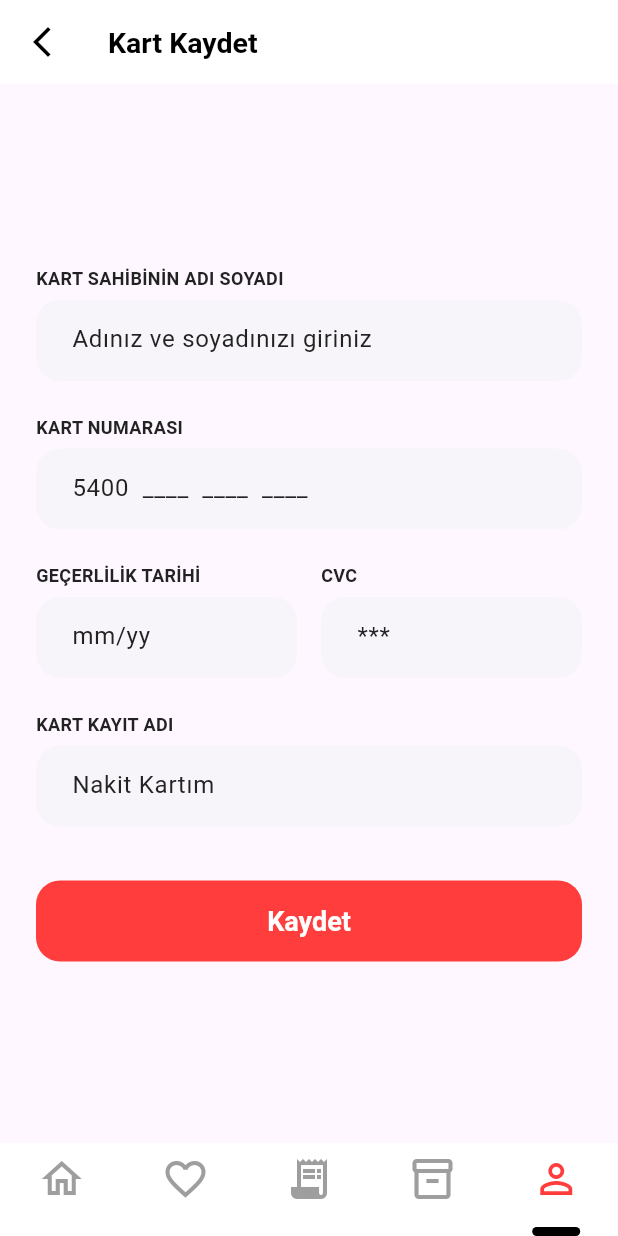
After one commit to iremsu-erdemir/E-Kantin_3, a Flutter app: the KartEklePage screen opened directly, on a phone screen of 412 x 824 dp. The commit adds this screen. Run offline on Flutter 3.47's test engine with Material 3 defaults, Android fonts, the phone set to English and light mode, and no system bars; our stand-ins replace shared_preferences; accounts and stored records are empty; Roboto replaces fonts that are missing (Poppins).

Commit message:
Kart ekleme özelliği getirildi

```diff
--- a/lib/models/user_card.dart
+++ b/lib/models/user_card.dart
@@ -4,12 +4,14 @@ class UserCard {
   final String cardNumber; // Tam numara, sadece son 4 hane UI'de gösterilecek
   final String expiryDate; // MM/YY
   final String? cvc; // CVC sadece modelde, UI'da gösterilmez
+  final String? cardName; // Kart kayıt adı
 
   UserCard({
     required this.cardHolder,
     required this.cardNumber,
     required this.expiryDate,
     this.cvc,
+    this.cardName,
   });
 
   /// Son 4 haneyi döndürür (güvenlik için)
@@ -22,6 +24,7 @@ class UserCard {
     'cardNumber': cardNumber,
     'expiryDate': expiryDate,
     if (cvc != null) 'cvc': cvc,
+    if (cardName != null) 'cardName': cardName,
   };
 
   /// JSON'dan nesne oluştur
@@ -30,6 +33,7 @@ class UserCard {
     cardNumber: json['cardNumber'],
     expiryDate: json['expiryDate'],
     cvc: json['cvc'],
+    cardName: json['cardName'],
   );
 
   @override
@@ -39,9 +43,13 @@ class UserCard {
           runtimeType == other.runtimeType &&
           cardHolder == other.cardHolder &&
           cardNumber == other.cardNumber &&
-          expiryDate == other.expiryDate;
+          expiryDate == other.expiryDate &&
+          cardName == other.cardName;
 
   @override
   int get hashCode =>
-      cardHolder.hashCode ^ cardNumber.hashCode ^ expiryDate.hashCode;
+      cardHolder.hashCode ^
+      cardNumber.hashCode ^
+      expiryDate.hashCode ^
+      (cardName?.hashCode ?? 0);
 }
--- a/lib/screens/card_list_page.dart
+++ b/lib/screens/card_list_page.dart
@@ -2,6 +2,7 @@ import 'package:flutter/material.dart';
 import '../components/ek_bottom_nav_bar.dart';
 import '../models/user_card.dart';
 import '../services/user_card_service.dart';
+import 'karte_ekle_page.dart';
 
 class OdemeKartiYonetimPage extends StatefulWidget {
   const OdemeKartiYonetimPage({Key? key}) : super(key: key);
@@ -340,7 +341,16 @@ class _OdemeKartiYonetimPageState extends State<OdemeKartiYonetimPage> {
                       if (!isEditing) ...[
                         Expanded(
                           child: ElevatedButton.icon(
-                            onPressed: () {},
+                            onPressed: () async {
+                              final result = await Navigator.of(context).push(
+                                MaterialPageRoute(
+                                  builder: (context) => KartEklePage(),
+                                ),
+                              );
+                              if (result == true) {
+                                await _loadUserCards();
+                              }
+                            },
                             icon: const Icon(Icons.add, size: 20),
                             label: const Text('Kart Ekle'),
                             style: ElevatedButton.styleFrom(
--- /dev/null
+++ b/lib/screens/karte_ekle_page.dart
@@ -0,0 +1,284 @@
+import 'package:flutter/material.dart';
+import '../models/user_card.dart';
+import '../services/user_card_service.dart';
+import '../components/ek_bottom_nav_bar.dart';
+
+class KartEklePage extends StatefulWidget {
+  @override
+  State<KartEklePage> createState() => _KartEklePageState();
+}
+
+class _KartEklePageState extends State<KartEklePage> {
+  final _formKey = GlobalKey<FormState>();
+  final TextEditingController nameController = TextEditingController();
+  final TextEditingController numberController = TextEditingController();
+  final TextEditingController expiryController = TextEditingController();
+  final TextEditingController cvcController = TextEditingController();
+  final TextEditingController cardNameController = TextEditingController();
+
+  bool isLoading = false;
+
+  @override
+  void dispose() {
+    nameController.dispose();
+    numberController.dispose();
+    expiryController.dispose();
+    cvcController.dispose();
+    cardNameController.dispose();
+    super.dispose();
+  }
+
+  void _onExpiryChanged(String value) {
+    // Otomatik '/' ekle
+    if (value.length == 2 && !value.contains('/')) {
+      expiryController.text = value + '/';
+      expiryController.selection = TextSelection.fromPosition(
+        TextPosition(offset: expiryController.text.length),
+      );
+    }
+  }
+
+  Future<void> _saveCard() async {
+    if (!_formKey.currentState!.validate()) return;
+    setState(() {
+      isLoading = true;
+    });
+    final newCard = UserCard(
+      cardHolder: nameController.text.trim(),
+      cardNumber: numberController.text.replaceAll(' ', '').trim(),
+      expiryDate: expiryController.text.trim(),
+      cvc: cvcController.text.trim(),
+      cardName: cardNameController.text.trim(),
+    );
+    await UserCardService.addCard(newCard);
+    setState(() {
+      isLoading = false;
+    });
+    Navigator.of(context).pop(true);
+  }
+
+  @override
+  Widget build(BuildContext context) {
+    return Scaffold(
+      appBar: AppBar(
+        backgroundColor: Colors.white,
+        elevation: 0,
+        leading: IconButton(
+          icon: const Icon(Icons.arrow_back_ios_new, color: Colors.black),
+          onPressed: () => Navigator.of(context).pop(),
+        ),
+        title: const Text(
+          'Kart Kaydet',
+          style: TextStyle(
+            color: Colors.black,
+            fontWeight: FontWeight.bold,
+            fontSize: 19,
+          ),
+        ),
+        centerTitle: false,
+      ),
+      body: Center(
+        child: SingleChildScrollView(
+          padding: const EdgeInsets.symmetric(horizontal: 24, vertical: 0),
+          child: Form(
+            key: _formKey,
+            child: Column(
+              mainAxisAlignment: MainAxisAlignment.center,
+              crossAxisAlignment: CrossAxisAlignment.start,
+              children: [
+                const SizedBox(height: 24),
+                _InputLabel('KART SAHİBİNİN ADI SOYADI'),
+                SizedBox(
+                  height: 54,
+                  child: TextFormField(
+                    controller: nameController,
+                    decoration: _inputDecoration(
+                      'Adınız ve soyadınızı giriniz',
+                    ),
+                    validator: (v) =>
+                        v == null || v.trim().isEmpty ? 'Zorunlu alan' : null,
+                    style: const TextStyle(
+                      fontWeight: FontWeight.w600,
+                      fontSize: 16,
+                      color: Color(0xFF222222),
+                    ),
+                  ),
+                ),
+                const SizedBox(height: 22),
+                _InputLabel('KART NUMARASI'),
+                SizedBox(
+                  height: 54,
+                  child: TextFormField(
+                    controller: numberController,
+                    keyboardType: TextInputType.number,
+                    maxLength: 16,
+                    decoration: _inputDecoration('5400  ____  ____  ____'),
+                    validator: (v) => v == null || v.trim().length != 16
+                        ? '16 haneli kart numarası girin'
+                        : null,
+                    style: const TextStyle(
+                      fontWeight: FontWeight.w600,
+                      fontSize: 16,
+                      color: Color(0xFF222222),
+                    ),
+                  ),
+                ),
+                const SizedBox(height: 22),
+                Row(
+                  children: [
+                    Expanded(
+                      child: Column(
+                        crossAxisAlignment: CrossAxisAlignment.start,
+                        children: [
+                          _InputLabel('GEÇERLİLİK TARİHİ'),
+                          SizedBox(
+                            height: 54,
+                            child: TextFormField(
+                              controller: expiryController,
+                              keyboardType: TextInputType.number,
+                              maxLength: 5,
+                              decoration: _inputDecoration('mm/yy'),
+                              validator: (v) =>
+                                  v == null ||
+                                      !RegExp(
+                                        r'^(0[1-9]|1[0-2])/\d{2,4}',
+                                      ).hasMatch(v)
+                                  ? 'mm/yy veya mm/yyyy'
+                                  : null,
+                              style: const TextStyle(
+                                fontWeight: FontWeight.w600,
+                                fontSize: 16,
+                                color: Color(0xFF222222),
+                              ),
+                              onChanged: _onExpiryChanged,
+                            ),
+                          ),
+                        ],
+                      ),
+                    ),
+                    const SizedBox(width: 16),
+                    Expanded(
+                      child: Column(
+                        crossAxisAlignment: CrossAxisAlignment.start,
+                        children: [
+                          _InputLabel('CVC'),
+                          SizedBox(
+                            height: 54,
+                            child: TextFormField(
+                              controller: cvcController,
+                              keyboardType: TextInputType.number,
+                              maxLength: 3,
+                              decoration: _inputDecoration('***'),
+                              validator: (v) =>
+                                  v == null || v.trim().length != 3
+                                  ? '3 haneli CVC'
+                                  : null,
+                              style: const TextStyle(
+                                fontWeight: FontWeight.w600,
+                                fontSize: 16,
+                                color: Color(0xFF222222),
+                              ),
+                            ),
+                          ),
+                        ],
+                      ),
+                    ),
+                  ],
+                ),
+                const SizedBox(height: 22),
+                _InputLabel('KART KAYIT ADI'),
+                SizedBox(
+                  height: 54,
+                  child: TextFormField(
+                    controller: cardNameController,
+                    decoration: _inputDecoration('Nakit Kartım'),
+                    validator: (v) =>
+                        v == null || v.trim().isEmpty ? 'Zorunlu alan' : null,
+                    style: const TextStyle(
+                      fontWeight: FontWeight.w600,
+                      fontSize: 16,
+                      color: Color(0xFF222222),
+                    ),
+                  ),
+                ),
+                const SizedBox(height: 36),
+                SizedBox(
+                  width: double.infinity,
+                  height: 54,
+                  child: ElevatedButton(
+                    onPressed: isLoading ? null : _saveCard,
+                    style: ElevatedButton.styleFrom(
+                      backgroundColor: const Color(0xFFFF3D3D),
+                      foregroundColor: Colors.white,
+                      shape: RoundedRectangleBorder(
+                        borderRadius: BorderRadius.circular(16),
+                      ),
+                      textStyle: const TextStyle(
+                        fontWeight: FontWeight.bold,
+                        fontSize: 18,
+                      ),
+                      elevation: 0,
+                    ),
+                    child: isLoading
+                        ? const SizedBox(
+                            width: 24,
+                            height: 24,
+                            child: CircularProgressIndicator(
+                              strokeWidth: 2,
+                              color: Colors.white,
+                            ),
+                          )
+                        : const Text('Kaydet'),
+                  ),
+                ),
+                const SizedBox(height: 24),
+              ],
+            ),
+          ),
+        ),
+      ),
+      bottomNavigationBar: EKBottomNavBar(
+        currentIndex: 4,
+        parentContext: context,
+      ),
+    );
+  }
+}
+
+class _InputLabel extends StatelessWidget {
+  final String text;
+  const _InputLabel(this.text);
+  @override
+  Widget build(BuildContext context) {
+    return Padding(
+      padding: const EdgeInsets.only(bottom: 6.0),
+      child: Text(
+        text,
+        style: const TextStyle(
+          color: Color(0xFF222222), // Siyah
+          fontWeight: FontWeight.w600,
+          fontSize: 12,
+        ),
+      ),
+    );
+  }
+}
+
+InputDecoration _inputDecoration(String hint) {
+  return InputDecoration(
+    hintText: hint,
+    hintStyle: const TextStyle(
+      color: Color(0xFF222222), // Siyah
+      fontWeight: FontWeight.w400,
+      fontSize: 16,
+    ),
+    filled: true,
+    fillColor: Color(0xFFF7F5FA),
+    border: OutlineInputBorder(
+      borderRadius: BorderRadius.circular(16),
+      borderSide: BorderSide.none,
+    ),
+    contentPadding: const EdgeInsets.symmetric(horizontal: 20, vertical: 16),
+    counterText: '',
+  );
+}
```
